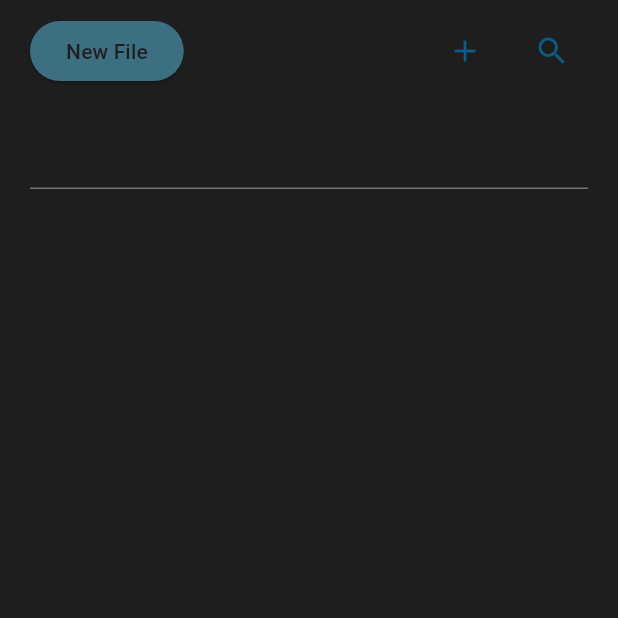
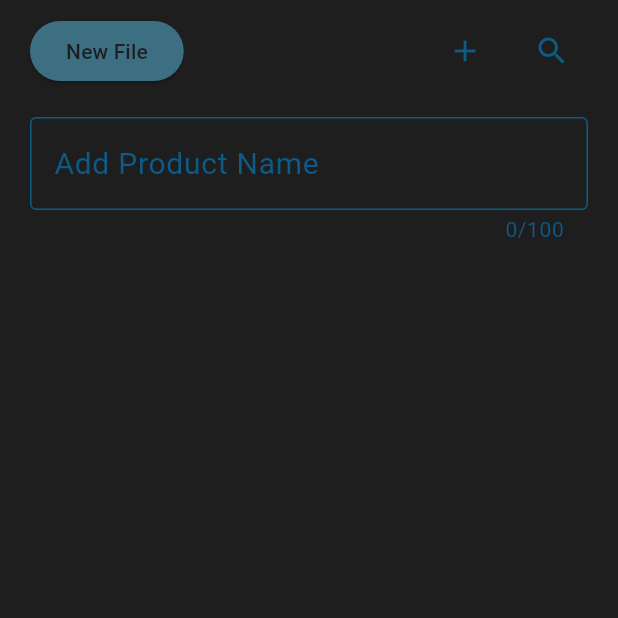
Before and after one commit to Seyfab/meta_tube, a Flutter app: the screen it shows after launch, on a phone screen of 412 x 824 dp, the top half of it. Run offline on Flutter 3.47's test engine with Material 3 defaults, Android fonts, the phone set to English and light mode, and no system bars.

Commit message:
second commit

```diff
--- a/lib/screens/home_screen.dart
+++ b/lib/screens/home_screen.dart
@@ -33,7 +33,7 @@ class _HomeScreenState extends State<HomeScreen> {
               ],
             ),
             const SizedBox(height: 20),
-            CustomTextfield(maxLength: 100, maxLines: 3, hintText: 'Add Product Name', controller: titleController)
+            CustomTextfield(maxLength: 100, maxLines: 1, hintText: 'Add Product Name', controller: titleController)
           ],
         ),
       )
--- a/lib/utils/app_styles.dart
+++ b/lib/utils/app_styles.dart
@@ -4,4 +4,19 @@ class AppTheme {
   static const Color dark = Color(0xFF1E1E1E);
   static const Color medium = Color.fromARGB(255, 12, 92, 138);
   static const Color accent = Color.fromARGB(255, 61, 111, 131);
-}
+  static const Color light = Color.fromARGB(255, 255, 255, 255);
+
+  static const TextStyle inputStyle = TextStyle(
+    color: light,
+    fontSize: 20,
+  );
+
+  static const TextStyle hintText = TextStyle(
+    color: medium,
+  );
+
+  static const TextStyle counter = TextStyle(
+    color: medium,
+    fontSize: 14,
+  );
+ }
--- a/lib/widgets/custom_textfield.dart
+++ b/lib/widgets/custom_textfield.dart
@@ -1,4 +1,6 @@
 import 'package:flutter/material.dart';
+import 'package:flutter/services.dart';
+import 'package:meta_tube/utils/app_styles.dart';
 
 class CustomTextfield extends StatefulWidget {
   final int maxLength;
@@ -21,6 +23,28 @@ class _CustomTextfieldState extends State<CustomTextfield> {
   }
   @override
   Widget build(BuildContext context) {
-    return TextField();
+    return TextField(
+      focusNode: _focusNode,
+      onEditingComplete: () => FocusScope.of(context).nextFocus(),
+      controller: widget.controller,
+      maxLength: widget.maxLength,
+      maxLines: widget.maxLines,
+      keyboardType: TextInputType.multiline,
+      cursorColor: AppTheme.accent,
+      style: AppTheme.inputStyle,
+      decoration: InputDecoration(
+        hintStyle: AppTheme.hintText,
+        hintText: widget.hintText,
+        focusedBorder: OutlineInputBorder(
+          borderSide: BorderSide(color: AppTheme.accent),
+        ),
+        enabledBorder: OutlineInputBorder(
+          borderSide: BorderSide(
+            color: AppTheme.medium
+          ),
+        ),
+        counterStyle: AppTheme.counter,
+      ),
+    );
   }
 }
```
